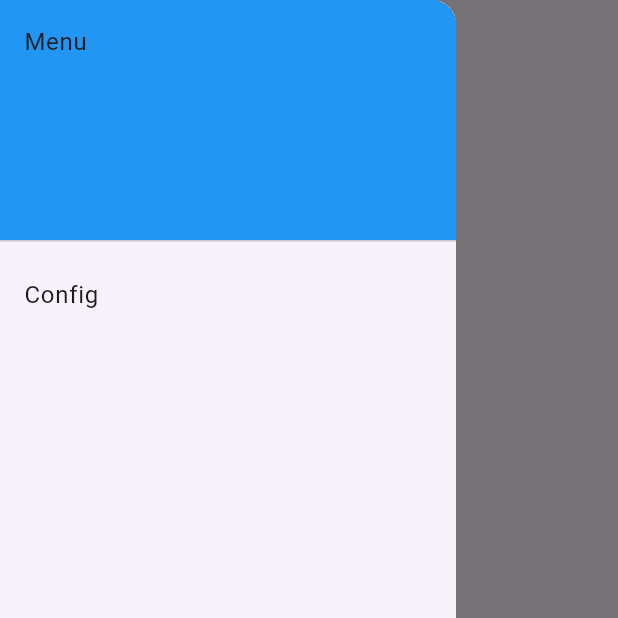
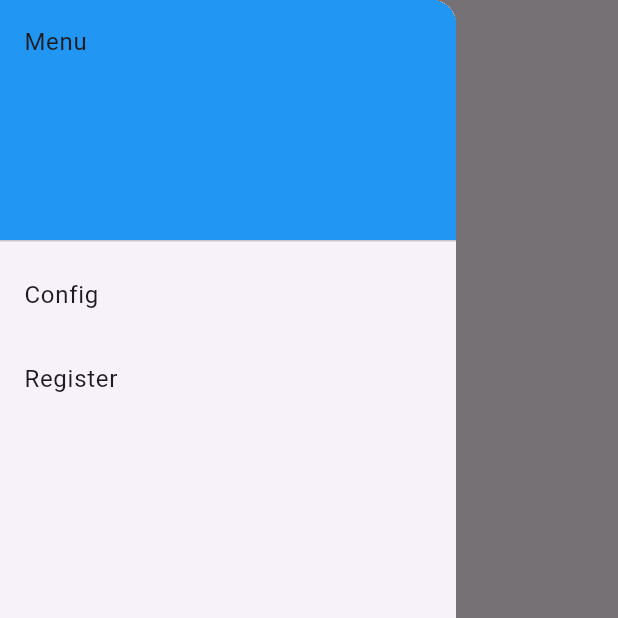
Before and after one commit to coneagoe/cowboy, a Flutter app: the screen it shows after launch, with the side drawer open, on a phone screen of 412 x 824 dp, the top half of it. Run offline on Flutter 3.47's test engine with Material 3 defaults, Android fonts, the light colour scheme and no system bars; our stand-ins replace yaml.

Commit message:
feat) add register page

```diff
--- a/lib/main.dart
+++ b/lib/main.dart
@@ -18,40 +18,49 @@ class MyApp extends StatelessWidget {
           // theme configuration here
           ),
       routes: {
-        '/': (context) => HomePage(),
-        '/config': (context) => ConfigPage(),
+        '/': (context) => const HomePage(),
+        '/config': (context) => const ConfigPage(),
+        '/register': (context) => const RegisterPage(),
       },
     );
   }
 }
 
 class HomePage extends StatelessWidget {
+  const HomePage({super.key});
+
   @override
   Widget build(BuildContext context) {
     return Scaffold(
       appBar: AppBar(
-        title: Text('Home'),
+        title: const Text('Home'),
       ),
       drawer: Drawer(
         child: ListView(
           padding: EdgeInsets.zero,
           children: <Widget>[
-            DrawerHeader(
-              child: Text('Menu'),
+            const DrawerHeader(
               decoration: BoxDecoration(
                 color: Colors.blue,
               ),
+              child: Text('Menu'),
             ),
             ListTile(
-              title: Text('Config'),
+              title: const Text('Config'),
               onTap: () {
                 Navigator.pushNamed(context, '/config');
+              },
+            ),
+            ListTile(
+              title: const Text('Register'),
+              onTap: () {
+                Navigator.pushNamed(context, '/register');
               },
             ),
           ],
         ),
       ),
-      body: Center(),
+      body: const Center(),
     );
   }
 }
```
Also changed, not shown: lib/register.dart (+30 -7 lines), 1 other file.
